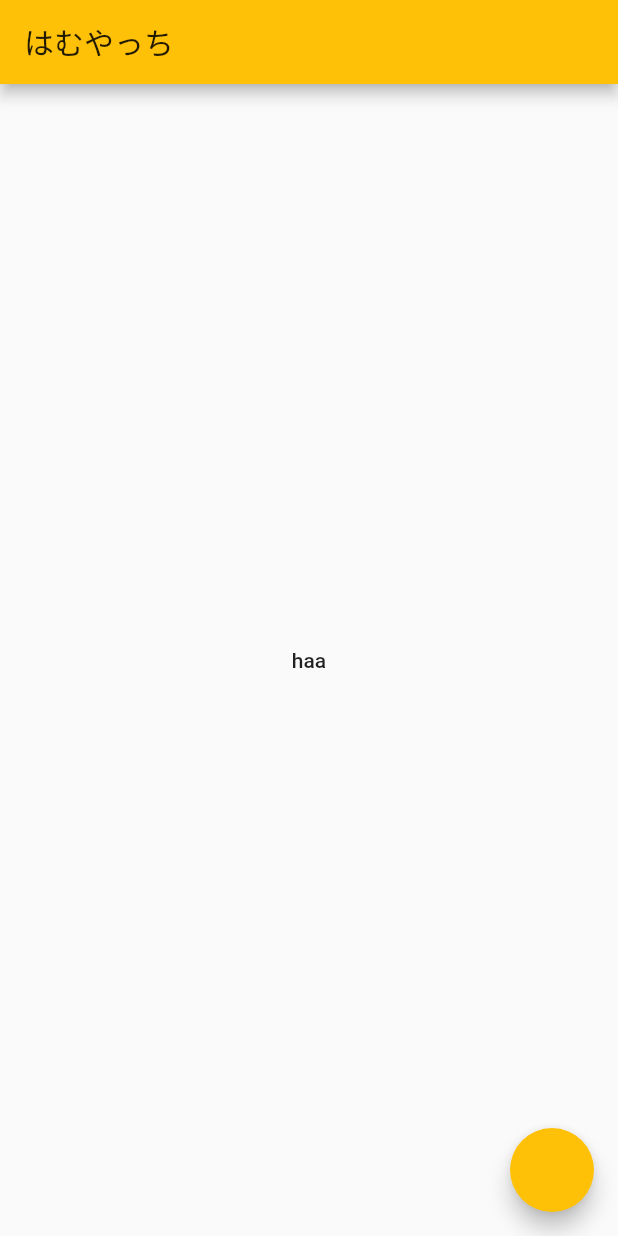
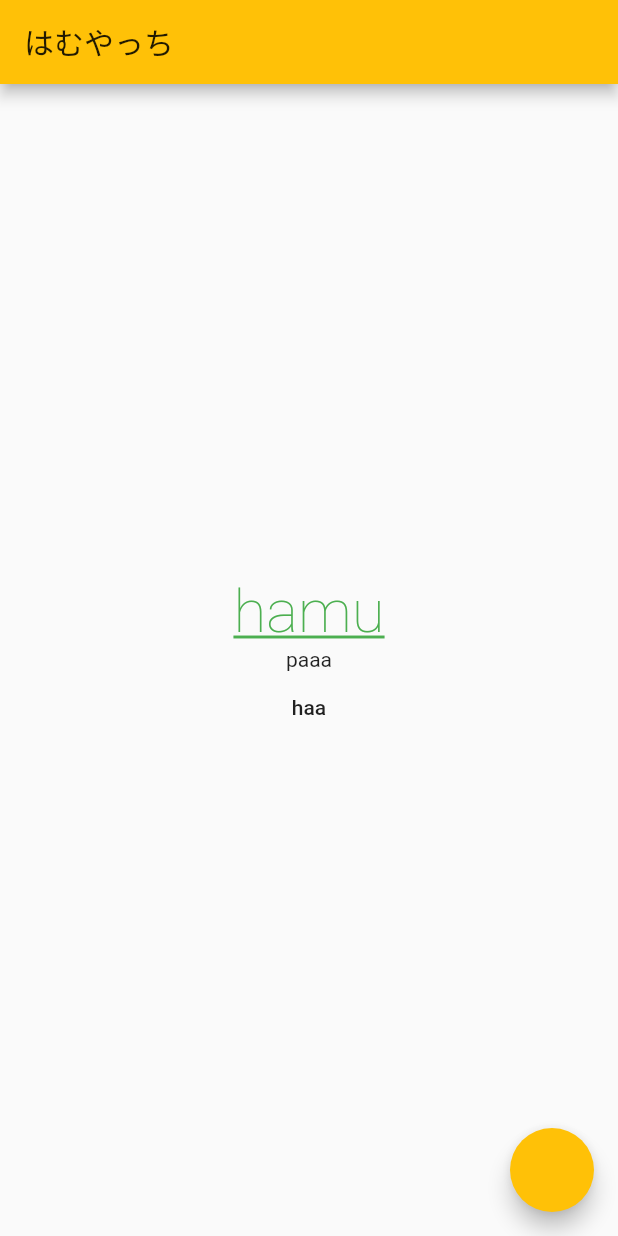
Before and after one commit to hamuyatti/first_app, a Flutter app: the screen it shows after launch, on a phone screen of 412 x 824 dp. Run offline on Flutter 3.47's test engine with Material 2 defaults, Android fonts, the phone set to English and light mode, and no system bars.

Commit message:
字体練習

```diff
--- a/lib/main.dart
+++ b/lib/main.dart
@@ -49,8 +49,23 @@ class _MyHomePageState extends State<MyHomePage> {
       appBar: AppBar(
          title: Text('はむやっち'),
       ),
-      body: Center(
-        child: FlatButton(
+      body: Container(
+        width: double.infinity,
+        child: Column(
+          mainAxisAlignment: MainAxisAlignment.center,
+          crossAxisAlignment: CrossAxisAlignment.center,
+          children: <Widget>[
+            Text(
+                'hamu',
+                 style: TextStyle(
+                     fontSize: 40,
+                   color:Colors.green,
+                   fontWeight: FontWeight.w200,
+                   decoration: TextDecoration.underline
+                  )
+            ),
+            Text('paaa'),
+            FlatButton(
              child: Text(text),
               onPressed:() async{
               //画面遷移のコメント
@@ -62,6 +77,8 @@ class _MyHomePageState extends State<MyHomePage> {
              }
 
     ),
+          ],
+        ),
       ),
       floatingActionButton: FloatingActionButton(
         onPressed: _incrementCounter,
--- a/lib/nextpage.dart
+++ b/lib/nextpage.dart
@@ -15,6 +15,7 @@ class NextPage extends StatelessWidget{
       body: Column(
         mainAxisAlignment: MainAxisAlignment.center,
         children:<Widget> [
+
           Center(
             child: RaisedButton(
               child: Text(name),
--- a/pubspec.yaml
+++ b/pubspec.yaml
@@ -43,7 +43,8 @@ flutter:
   # included with your application, so that you can use the icons in
   # the material Icons class.
   uses-material-design: true
-
+  assets:
+    - images/aa.png
   # To add assets to your application, add an assets section, like this:
   # assets:
   #   - images/a_dot_burr.jpeg
```
Also changed, not shown: images/aa.png (added). Lines whose indentation alone changed are shown as unchanged.
